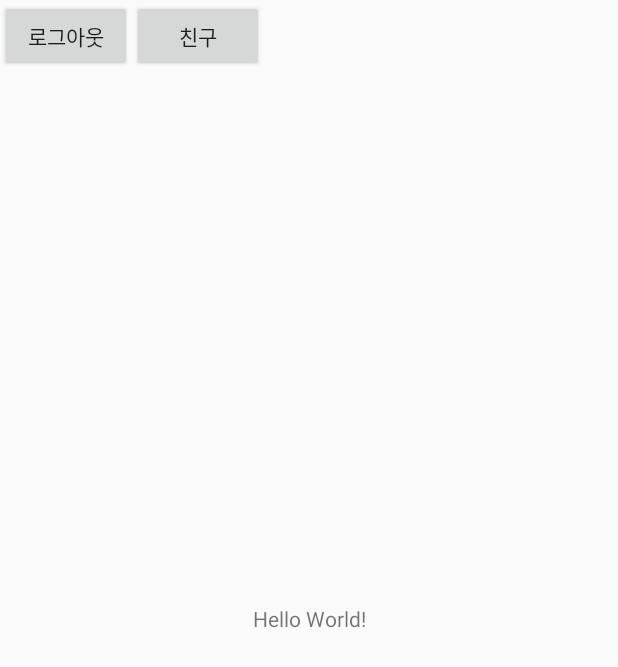
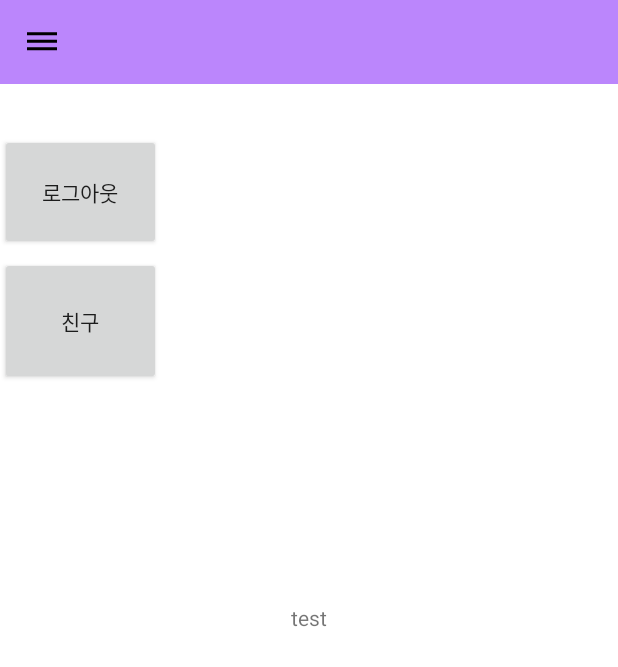
Before and after one commit to minzee09/guru2_15, an Android app: the MainActivity screen opened directly, with no data from a screen before it, on a phone screen of 412 x 824 dp. Shown: the top 667 px of the screen. Run offline under Robolectric (Android 15) with nearby library versions, the phone set to English and light mode, and no system bars; our stand-ins replace Firebase (no records; nobody signed in at launch, a user with empty details on screens opened directly).

Commit message:
navigation drawer

```diff
--- a/app/src/main/java/com/example/guru2_15/MainActivity.kt
+++ b/app/src/main/java/com/example/guru2_15/MainActivity.kt
@@ -4,15 +4,41 @@ import android.content.Intent
 import androidx.appcompat.app.AppCompatActivity
 import android.os.Bundle
 import android.os.PersistableBundle
+import android.view.MenuItem
 import android.view.View
 import android.widget.Button
+import android.widget.Toast
+import androidx.appcompat.widget.Toolbar
+import androidx.core.view.GravityCompat
+import androidx.drawerlayout.widget.DrawerLayout
+import com.google.android.material.navigation.NavigationView
 import com.google.firebase.auth.FirebaseAuth
 import com.google.firebase.ktx.Firebase
 
-class MainActivity : AppCompatActivity(), View.OnClickListener {
+class MainActivity : AppCompatActivity(), View.OnClickListener, NavigationView.OnNavigationItemSelectedListener {
+
+    lateinit var drawerLayout : DrawerLayout
+    lateinit var navigationView :NavigationView
+
     override fun onCreate(savedInstanceState: Bundle?) {
         super.onCreate(savedInstanceState)
         setContentView(R.layout.activity_main)
+
+        // 상단 툴바 설정
+        val toolbar : Toolbar = findViewById(R.id.toolbar)
+        setSupportActionBar(toolbar)
+
+        supportActionBar?.setDisplayHomeAsUpEnabled(true)
+        supportActionBar?.setDisplayShowTitleEnabled(false)
+        supportActionBar?.setHomeAsUpIndicator(R.drawable.navi_menu)
+
+        drawerLayout = findViewById(R.id.drawerLayout)
+
+        navigationView = findViewById(R.id.navigationView)
+        navigationView.setNavigationItemSelectedListener(this)
+
+
+
 
         val user = FirebaseAuth.getInstance().currentUser
 
@@ -57,4 +83,25 @@ class MainActivity : AppCompatActivity(), View.OnClickListener {
     private fun startLoginActivity() {
         startActivity(Intent(this, LoginActivity::class.java))
     }
+
+
+    override fun onOptionsItemSelected(item: MenuItem): Boolean {
+
+        when(item!!.itemId){
+            android.R.id.home -> {
+                drawerLayout.openDrawer(GravityCompat.START)
+            }
+        }
+        return super.onOptionsItemSelected(item)
+    }
+
+    override fun onNavigationItemSelected(item: MenuItem): Boolean {
+        when(item.itemId){
+            R.id.home -> Toast.makeText(this,"홈버튼 실행", Toast.LENGTH_SHORT).show()
+            R.id.make -> Toast.makeText(this,"약속 잡기 실행", Toast.LENGTH_SHORT).show()
+            R.id.friend -> Toast.makeText(this,"친구목록 실행", Toast.LENGTH_SHORT).show()
+        }
+        return false
+    }
+
 }
--- /dev/null
+++ b/app/src/main/res/drawable/navi_menu.xml
@@ -0,0 +1,5 @@
+<vector android:height="24dp" android:tint="#000000"
+    android:viewportHeight="24" android:viewportWidth="24"
+    android:width="24dp" xmlns:android="http://schemas.android.com/apk/res/android">
+    <path android:fillColor="@android:color/white" android:pathData="M2,15.5v2h20v-2L2,15.5zM2,10.5v2h20v-2L2,10.5zM2,5.5v2h20v-2L2,5.5z"/>
+</vector>
--- a/app/src/main/res/layout/activity_main.xml
+++ b/app/src/main/res/layout/activity_main.xml
@@ -1,33 +1,62 @@
 <?xml version="1.0" encoding="utf-8"?>
-<androidx.constraintlayout.widget.ConstraintLayout xmlns:android="http://schemas.android.com/apk/res/android"
+<androidx.drawerlayout.widget.DrawerLayout
+    xmlns:android="http://schemas.android.com/apk/res/android"
     xmlns:app="http://schemas.android.com/apk/res-auto"
     xmlns:tools="http://schemas.android.com/tools"
+    android:id="@+id/drawerLayout"
     android:layout_width="match_parent"
     android:layout_height="match_parent"
     tools:context=".MainActivity">
 
+
+    <RelativeLayout
+        android:layout_width="match_parent"
+        android:layout_height="match_parent"
+        android:background="#fff">
+
+        <androidx.appcompat.widget.Toolbar
+            android:id="@+id/toolbar"
+            android:layout_width="match_parent"
+            android:layout_height="wrap_content"
+            android:background="@color/purple_200"
+            android:theme="@style/ThemeOverlay.AppCompat.Dark.ActionBar"
+            app:contentInsetStart="0dp"
+            app:popupTheme="@style/ThemeOverlay.AppCompat.Dark.ActionBar" />
+
+        <TextView
+            android:layout_width="wrap_content"
+            android:layout_height="wrap_content"
+            android:text="test"
+            android:layout_centerInParent="true"/>
+
         <Button
             android:id="@+id/logoutButton"
-        android:layout_width="wrap_content"
-        android:layout_height="wrap_content"
+            android:layout_width="107dp"
+            android:layout_height="77dp"
+            android:layout_marginTop="89dp"
             android:text="로그아웃"
             app:layout_constraintTop_toTopOf="parent" />
 
         <Button
             android:id="@+id/gotoFriendButton"
-        android:layout_width="wrap_content"
-        android:layout_height="wrap_content"
+            android:layout_width="107dp"
+            android:layout_height="85dp"
+            android:layout_marginStart="0dp"
+            android:layout_marginTop="171dp"
             android:text="친구"
             app:layout_constraintStart_toEndOf="@+id/logoutButton"
             tools:layout_editor_absoluteY="0dp" />
 
-    <TextView
+    </RelativeLayout>
+
+    <!--navigation drawer-->
+    <com.google.android.material.navigation.NavigationView
+        android:id="@+id/navigationView"
         android:layout_width="wrap_content"
-        android:layout_height="wrap_content"
-        android:text="Hello World!"
-        app:layout_constraintBottom_toBottomOf="parent"
-        app:layout_constraintEnd_toEndOf="parent"
-        app:layout_constraintStart_toStartOf="parent"
-        app:layout_constraintTop_toTopOf="parent" />
+        android:layout_height="match_parent"
+        android:layout_gravity="start"
+        app:headerLayout="@layout/main_naviheader"
+        app:menu="@menu/menu_navigationmenu"
+        />
 
-</androidx.constraintlayout.widget.ConstraintLayout>
+</androidx.drawerlayout.widget.DrawerLayout>
```
Also changed, not shown: app/src/main/res/layout/activity_navigation_main.xml (deleted, +0 -40 lines), app/src/main/res/layout/main_naviheader.xml (+10 -8 lines). Lines whose indentation alone changed are shown as unchanged.
